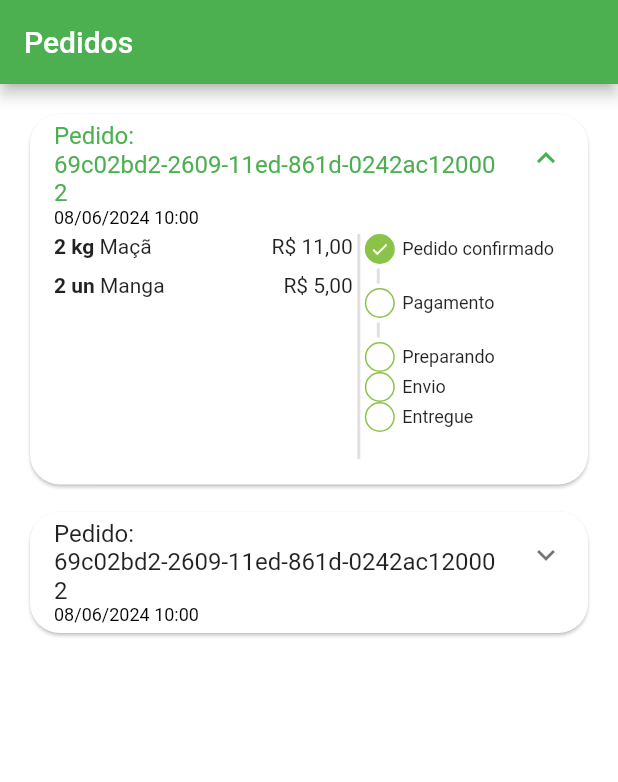
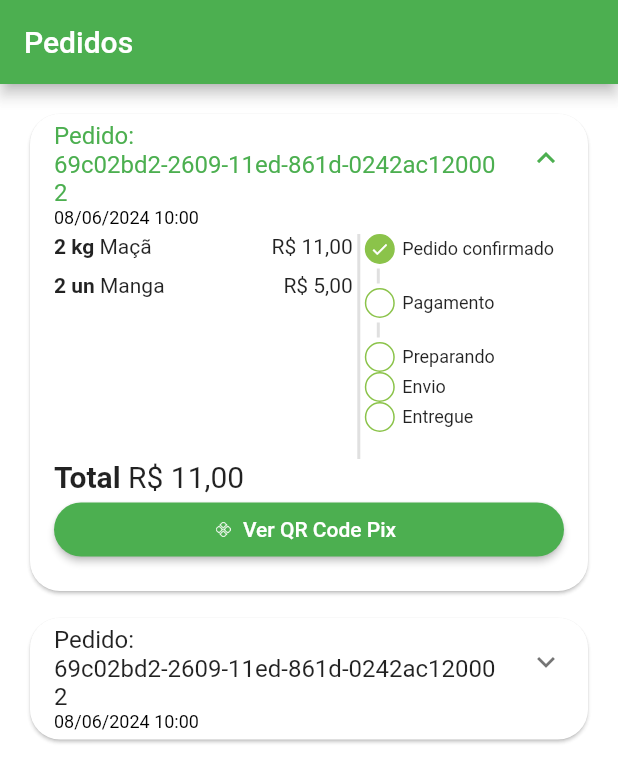
Before and after one commit to IsraelLohuan/Quitanda-Virtual-APP, a Flutter app: the OrdersTab screen opened directly, on a phone screen of 412 x 824 dp. Shown: the top 782 px of the screen. Run offline on Flutter 3.47's test engine with Material 2 defaults, Android fonts, the phone set to English and light mode, and no system bars; our stand-ins replace animated_text_kit, badges, mask_text_input_formatter.

Commit message:
Adicionado botão de PIX

```diff
--- a/lib/src/pages/orders/components/order_tile.dart
+++ b/lib/src/pages/orders/components/order_tile.dart
@@ -35,6 +35,7 @@ class OrderTile extends StatelessWidget {
             ],
           ),
           childrenPadding: const EdgeInsets.fromLTRB(16, 0, 16, 16),
+          expandedCrossAxisAlignment: CrossAxisAlignment.stretch,
           children: [
             IntrinsicHeight(
               child: Row(
@@ -61,6 +62,37 @@ class OrderTile extends StatelessWidget {
                     )
                   )
                 ],
+              ),
+            ),
+
+            Text.rich(
+              TextSpan(
+                style: const TextStyle(
+                  fontSize: 20
+                ),
+                children: [
+                  const TextSpan(
+                    text: 'Total ',
+                    style: TextStyle(
+                      fontWeight: FontWeight.bold
+                    )
+                  ),
+                  TextSpan(text: UtilsServices.priceToCurrecy(order.total))
+                ]
+              )
+            ),
+
+            Visibility(
+              visible: order.status == 'pending_payment',
+              child: ElevatedButton.icon(
+                style: ElevatedButton.styleFrom(
+                  shape: RoundedRectangleBorder(
+                    borderRadius: BorderRadius.circular(20)
+                  )
+                ),
+                onPressed: () {},
+                icon: Image.asset('assets/app_images/pix.png', height: 10,),
+                label: const Text('Ver QR Code Pix')
               ),
             )
           ],
--- a/pubspec.yaml
+++ b/pubspec.yaml
@@ -30,3 +30,4 @@ flutter:
 
   assets:
     - assets/fruits/
+    - assets/app_images/
```
Also changed, not shown: assets/app_images/pix.png (added).
